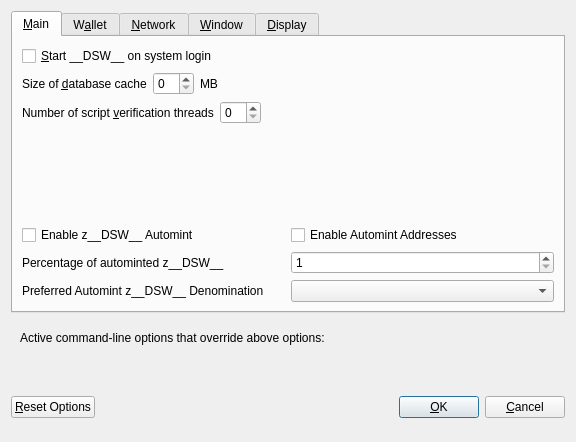
decenomy/DSW, file src/qt/forms/optionsdialog.ui: the form before one commit.
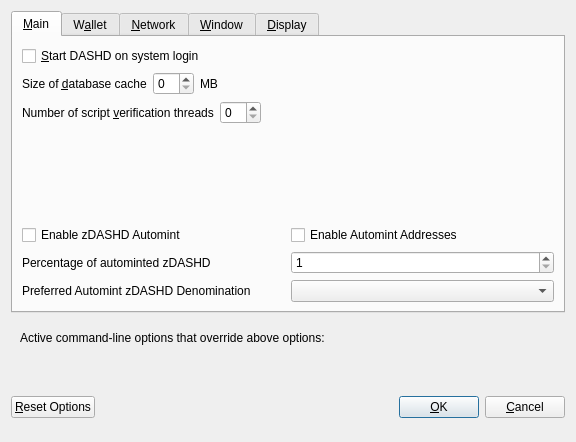
The form after the commit. Custom widgets are drawn as their Qt base class.

What changed in the file:
```diff
--- a/src/qt/forms/optionsdialog.ui
+++ b/src/qt/forms/optionsdialog.ui
@@ -33,7 +33,7 @@
           <string>Automatically start __DSW__ after logging in to the system.</string>
          </property>
          <property name="text">
-          <string>&amp;Start __DSW__ on system login</string>
+          <string>&amp;Start DASHD on system login</string>
          </property>
         </widget>
        </item>
@@ -147,7 +147,7 @@
                <enum>Qt::LeftToRight</enum>
               </property>
               <property name="text">
-               <string>Enable z__DSW__ Automint</string>
+               <string>Enable zDASHD Automint</string>
               </property>
              </widget>
             </item>
@@ -174,7 +174,7 @@
                <string>Percentage of incoming __DSW__ which get automatically converted to z__DSW__ via Zerocoin Protocol (min: 10%)</string>
               </property>
               <property name="text">
-               <string>Percentage of autominted z__DSW__</string>
+               <string>Percentage of autominted zDASHD</string>
               </property>
              </widget>
             </item>
@@ -207,7 +207,7 @@
                <string>Wait with automatic conversion to Zerocoin until enough __DSW__ for this denomination is available</string>
               </property>
               <property name="text">
-               <string>Preferred Automint z__DSW__ Denomination</string>
+               <string>Preferred Automint zDASHD Denomination</string>
               </property>
              </widget>
             </item>
```
Left out of the diff: 20 changed lines with no effect on the pictures.
